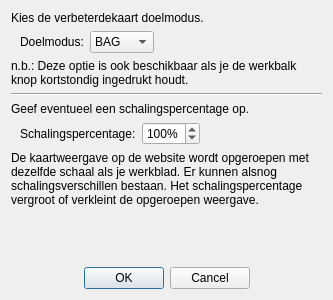
This is plugin/controller/subcontrollers/dialogs/settings.ui in 32BT/QGIS-32BT-verbeterdekaart as Qt 5 draws it before an edit. The edited form follows.
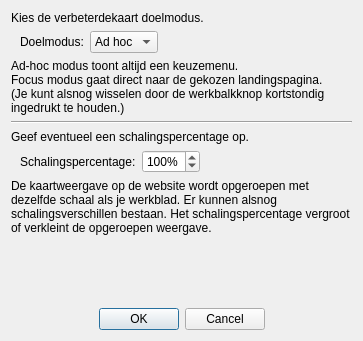
This is the edited form.

Commit message: prepare ad hoc and focus mode switching

```diff
--- a/plugin/controller/subcontrollers/dialogs/settings.ui
+++ b/plugin/controller/subcontrollers/dialogs/settings.ui
@@ -6,8 +6,8 @@
    <rect>
     <x>0</x>
     <y>0</y>
-    <width>333</width>
-    <height>300</height>
+    <width>363</width>
+    <height>341</height>
    </rect>
   </property>
   <property name="windowTitle">
@@ -15,7 +15,7 @@
   </property>
   <layout class="QVBoxLayout" name="verticalLayout">
    <item>
-    <widget class="QLabel" name="targetInfo">
+    <widget class="QLabel" name="targetNote">
      <property name="text">
       <string>Kies de verbeterdekaart doelmodus. </string>
      </property>
@@ -41,6 +41,11 @@
      </item>
      <item>
       <widget class="QComboBox" name="targetMenu">
+       <item>
+        <property name="text">
+         <string>Ad hoc</string>
+        </property>
+       </item>
        <item>
         <property name="text">
          <string>BAG</string>
@@ -74,9 +79,12 @@
     </layout>
    </item>
    <item>
-    <widget class="QLabel" name="targetNote">
+    <widget class="QLabel" name="targetInfo">
      <property name="text">
-      <string>n.b.: Deze optie is ook beschikbaar als je de werkbalk knop kortstondig ingedrukt houdt.</string>
+      <string>Ad-hoc modus toont altijd een keuzemenu. 
+Focus modus gaat direct naar de gekozen landingspagina. 
+(Je kunt alsnog wisselen door de werkbalkknop kortstondig 
+ingedrukt te houden.)</string>
      </property>
      <property name="alignment">
       <set>Qt::AlignLeading|Qt::AlignLeft|Qt::AlignTop</set>
@@ -94,7 +102,7 @@
     </widget>
    </item>
    <item>
-    <widget class="QLabel" name="scaleInfo">
+    <widget class="QLabel" name="scaleNote">
      <property name="text">
       <string>Geef eventueel een schalingspercentage op.</string>
      </property>
@@ -153,7 +161,7 @@
     </layout>
    </item>
    <item>
-    <widget class="QLabel" name="scaleNote">
+    <widget class="QLabel" name="scaleInfo">
      <property name="text">
       <string>De kaartweergave op de website wordt opgeroepen met dezelfde schaal als je werkblad. Er kunnen alsnog schalingsverschillen bestaan. Het schalingspercentage vergroot of verkleint de opgeroepen weergave.</string>
      </property>
```
Left out of the diff: 2 changed lines with no effect on the pictures. The commit also changes 4 other files.
